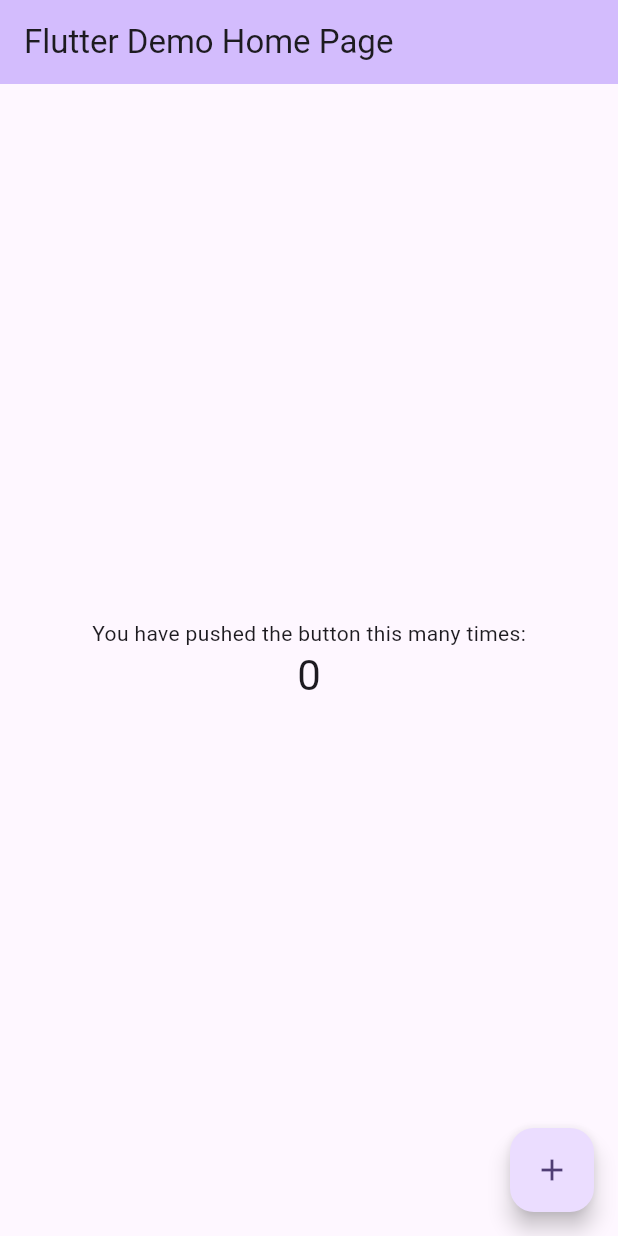
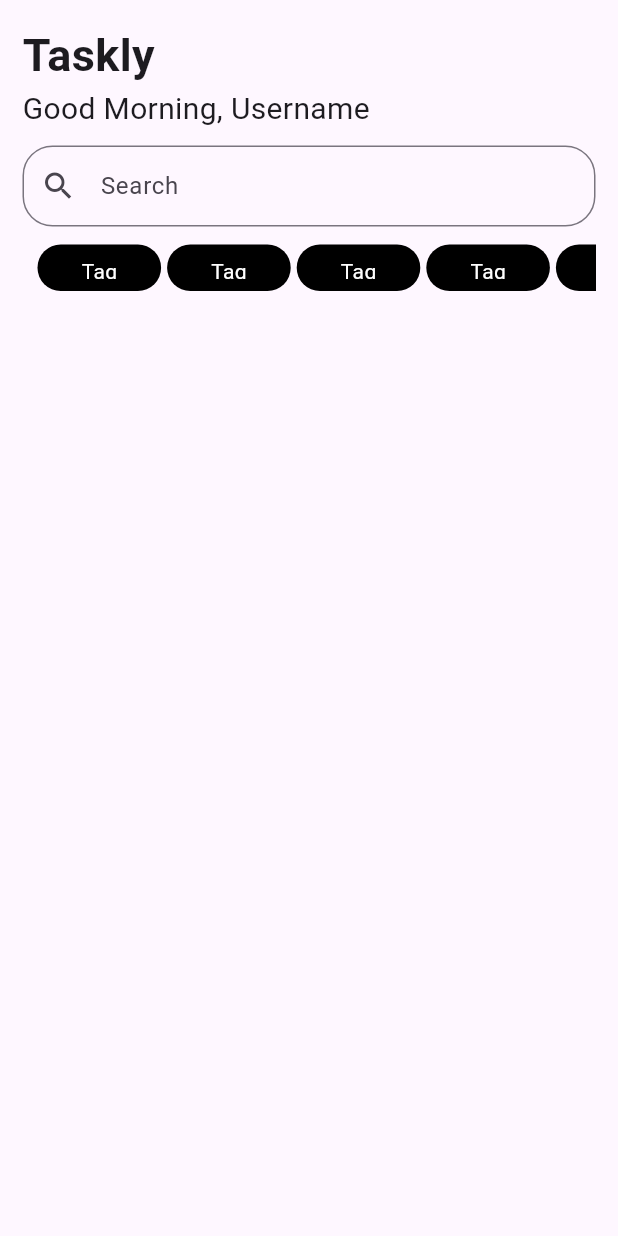
Before and after one commit to AayushPandeyy/notes_app_flutter, a Flutter app: the screen it shows after launch, on a phone screen of 412 x 824 dp. Run offline on Flutter 3.47's test engine with Material 3 defaults, Android fonts, the phone set to English and light mode, and no system bars.

Commit message:
Added Home Page

```diff
--- a/lib/main.dart
+++ b/lib/main.dart
@@ -1,4 +1,6 @@
 import 'package:flutter/material.dart';
+import 'package:notes_app_flutter/Example.dart';
+import 'package:notes_app_flutter/pages/HomePage.dart';
 
 void main() {
   runApp(const MyApp());
@@ -13,113 +15,11 @@ class MyApp extends StatelessWidget {
     return MaterialApp(
       title: 'Flutter Demo',
       theme: ThemeData(
-        // This is the theme of your application.
-        //
-        // TRY THIS: Try running your application with "flutter run". You'll see
-        // the application has a purple toolbar. Then, without quitting the app,
-        // try changing the seedColor in the colorScheme below to Colors.green
-        // and then invoke "hot reload" (save your changes or press the "hot
-        // reload" button in a Flutter-supported IDE, or press "r" if you used
-        // the command line to start the app).
-        //
-        // Notice that the counter didn't reset back to zero; the application
-        // state is not lost during the reload. To reset the state, use hot
-        // restart instead.
-        //
-        // This works for code too, not just values: Most code changes can be
-        // tested with just a hot reload.
         colorScheme: ColorScheme.fromSeed(seedColor: Colors.deepPurple),
         useMaterial3: true,
       ),
-      home: const MyHomePage(title: 'Flutter Demo Home Page'),
+      home: const HomePage(),
+      debugShowCheckedModeBanner: false,
     );
   }
 }
-
-class MyHomePage extends StatefulWidget {
-  const MyHomePage({super.key, required this.title});
-
-  // This widget is the home page of your application. It is stateful, meaning
-  // that it has a State object (defined below) that contains fields that affect
-  // how it looks.
-
-  // This class is the configuration for the state. It holds the values (in this
-  // case the title) provided by the parent (in this case the App widget) and
-  // used by the build method of the State. Fields in a Widget subclass are
-  // always marked "final".
-
-  final String title;
-
-  @override
-  State<MyHomePage> createState() => _MyHomePageState();
-}
-
-class _MyHomePageState extends State<MyHomePage> {
-  int _counter = 0;
-
-  void _incrementCounter() {
-    setState(() {
-      // This call to setState tells the Flutter framework that something has
-      // changed in this State, which causes it to rerun the build method below
-      // so that the display can reflect the updated values. If we changed
-      // _counter without calling setState(), then the build method would not be
-      // called again, and so nothing would appear to happen.
-      _counter++;
-    });
-  }
-
-  @override
-  Widget build(BuildContext context) {
-    // This method is rerun every time setState is called, for instance as done
-    // by the _incrementCounter method above.
-    //
-    // The Flutter framework has been optimized to make rerunning build methods
-    // fast, so that you can just rebuild anything that needs updating rather
-    // than having to individually change instances of widgets.
-    return Scaffold(
-      appBar: AppBar(
-        // TRY THIS: Try changing the color here to a specific color (to
-        // Colors.amber, perhaps?) and trigger a hot reload to see the AppBar
-        // change color while the other colors stay the same.
-        backgroundColor: Theme.of(context).colorScheme.inversePrimary,
-        // Here we take the value from the MyHomePage object that was created by
-        // the App.build method, and use it to set our appbar title.
-        title: Text(widget.title),
-      ),
-      body: Center(
-        // Center is a layout widget. It takes a single child and positions it
-        // in the middle of the parent.
-        child: Column(
-          // Column is also a layout widget. It takes a list of children and
-          // arranges them vertically. By default, it sizes itself to fit its
-          // children horizontally, and tries to be as tall as its parent.
-          //
-          // Column has various properties to control how it sizes itself and
-          // how it positions its children. Here we use mainAxisAlignment to
-          // center the children vertically; the main axis here is the vertical
-          // axis because Columns are vertical (the cross axis would be
-          // horizontal).
-          //
-          // TRY THIS: Invoke "debug painting" (choose the "Toggle Debug Paint"
-          // action in the IDE, or press "p" in the console), to see the
-          // wireframe for each widget.
-          mainAxisAlignment: MainAxisAlignment.center,
-          children: <Widget>[
-            const Text(
-              'You have pushed the button this many times:',
-            ),
-            Text(
-              '$_counter',
-              style: Theme.of(context).textTheme.headlineMedium,
-            ),
-          ],
-        ),
-      ),
-      floatingActionButton: FloatingActionButton(
-        onPressed: _incrementCounter,
-        tooltip: 'Increment',
-        child: const Icon(Icons.add),
-      ), // This trailing comma makes auto-formatting nicer for build methods.
-    );
-  }
-}
--- /dev/null
+++ b/lib/pages/HomePage.dart
@@ -0,0 +1,85 @@
+import 'package:flutter/material.dart';
+import 'package:notes_app_flutter/widgets/homePage/TagTile.dart';
+
+class HomePage extends StatefulWidget {
+  const HomePage({super.key});
+
+  @override
+  State<HomePage> createState() => _HomePageState();
+}
+
+class _HomePageState extends State<HomePage> {
+  @override
+  Widget build(BuildContext context) {
+    return SafeArea(
+        child: Scaffold(
+      body: SizedBox(
+        height: double.infinity,
+        width: double.infinity,
+        child: Padding(
+          padding: const EdgeInsets.all(15.0),
+          child: Column(
+            crossAxisAlignment: CrossAxisAlignment.start,
+            children: [
+              const Text(
+                "Taskly",
+                style: TextStyle(fontSize: 30, fontWeight: FontWeight.w600),
+              ),
+              const Text(
+                "Good Morning, Username",
+                style: TextStyle(fontSize: 20),
+              ),
+              const SizedBox(
+                height: 10,
+              ),
+              TextField(
+                decoration: InputDecoration(
+                    contentPadding: const EdgeInsets.symmetric(
+                        vertical: 15.0, horizontal: 20.0),
+                    focusedBorder: OutlineInputBorder(
+                        borderSide: const BorderSide(
+                            color: Color(0xff2f5fff), width: 1.5),
+                        borderRadius: BorderRadius.circular(20)),
+                    border: OutlineInputBorder(
+                        borderRadius: BorderRadius.circular(20)),
+                    hintText: "Search",
+                    focusColor: const Color(0xff2f5fff),
+                    prefixIcon: const Icon(Icons.search)),
+              ),
+              const SizedBox(
+                height: 10,
+              ),
+              SizedBox(
+                height: 35,
+                child: ListView.builder(
+                    padding: const EdgeInsets.symmetric(horizontal: 8),
+                    itemCount: 20,
+                    scrollDirection: Axis.horizontal,
+                    itemBuilder: (context, index) {
+                      return Padding(
+                        padding: const EdgeInsets.all(2.0),
+                        child: Container(
+                          width: MediaQuery.sizeOf(context).width * 0.2,
+                          decoration: BoxDecoration(
+                              color: Colors.black,
+                              borderRadius: BorderRadius.circular(20)),
+                          child: const Padding(
+                            padding: EdgeInsets.all(8.0),
+                            child: Center(
+                              child: Text(
+                                "Tag",
+                                style: TextStyle(color: Colors.white),
+                              ),
+                            ),
+                          ),
+                        ),
+                      );
+                    }),
+              )
+            ],
+          ),
+        ),
+      ),
+    ));
+  }
+}
--- a/pubspec.yaml
+++ b/pubspec.yaml
@@ -35,6 +35,7 @@ dependencies:
   # The following adds the Cupertino Icons font to your application.
   # Use with the CupertinoIcons class for iOS style icons.
   cupertino_icons: ^1.0.8
+  flutter_staggered_grid_view: ^0.7.0
 
 dev_dependencies:
   flutter_test:
```
Also changed, not shown: lib/Example.dart (added, +40 -0 lines), lib/widgets/homePage/TagTile.dart (added, +24 -0 lines), pubspec.lock, 1 other file.
